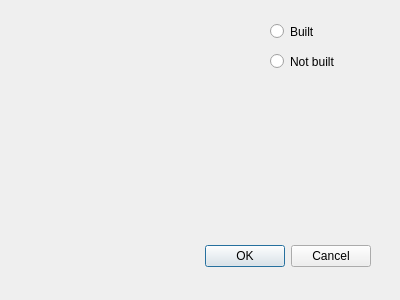
Old version of the form computeredit.ui in the repository hrafnkelli14/Verklegt-verkefni-3.
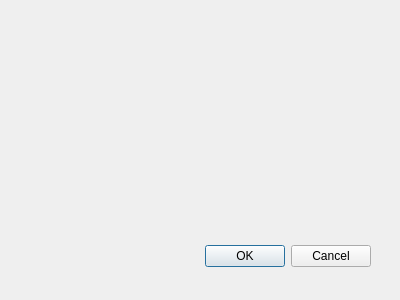
New version of the form.

Diff of the .ui file:
```diff
--- a/computeredit.ui
+++ b/computeredit.ui
@@ -29,38 +29,6 @@
     <set>QDialogButtonBox::Cancel|QDialogButtonBox::Ok</set>
    </property>
   </widget>
-  <widget class="QRadioButton" name="wasBuilt">
-   <property name="geometry">
-    <rect>
-     <x>270</x>
-     <y>20</y>
-     <width>119</width>
-     <height>23</height>
-    </rect>
-   </property>
-   <property name="text">
-    <string>Built</string>
-   </property>
-   <attribute name="buttonGroup">
-    <string notr="true">builtGroup</string>
-   </attribute>
-  </widget>
-  <widget class="QRadioButton" name="notBuilt">
-   <property name="geometry">
-    <rect>
-     <x>270</x>
-     <y>50</y>
-     <width>119</width>
-     <height>23</height>
-    </rect>
-   </property>
-   <property name="text">
-    <string>Not built</string>
-   </property>
-   <attribute name="buttonGroup">
-    <string notr="true">builtGroup</string>
-   </attribute>
-  </widget>
  </widget>
  <resources/>
  <connections>
```
Left out of the diff: 18 changed lines with no effect on the pictures.
